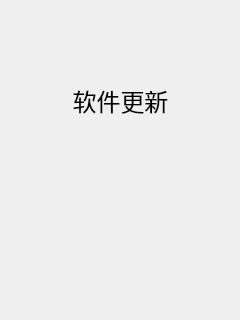
Before: the Qt Designer form app/gui.ui in lypRobin/RPi_youtu, drawn with Qt 5.
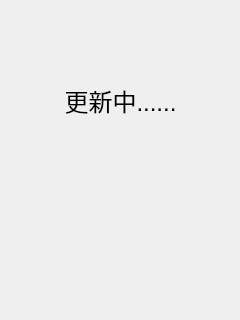
After: the same form once the commit is applied.

```diff
--- a/app/gui.ui
+++ b/app/gui.ui
@@ -214,7 +214,7 @@
        </font>
       </property>
       <property name="text">
-       <string>软件更新</string>
+       <string>更新中......</string>
       </property>
       <property name="alignment">
        <set>Qt::AlignCenter</set>
```
